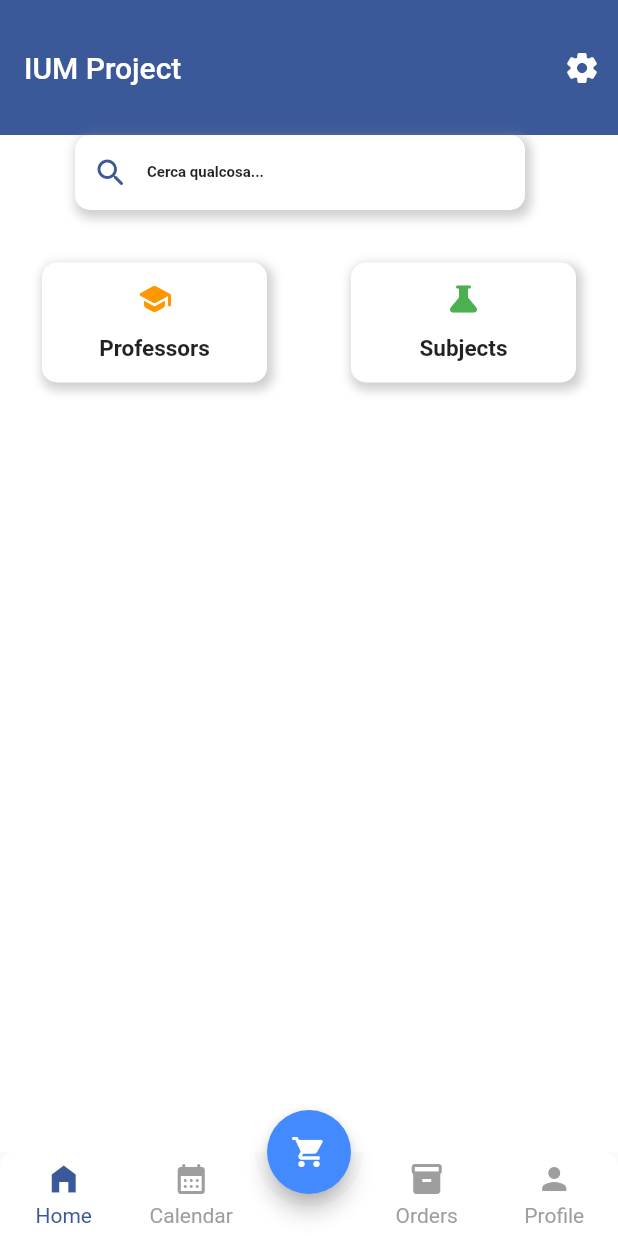
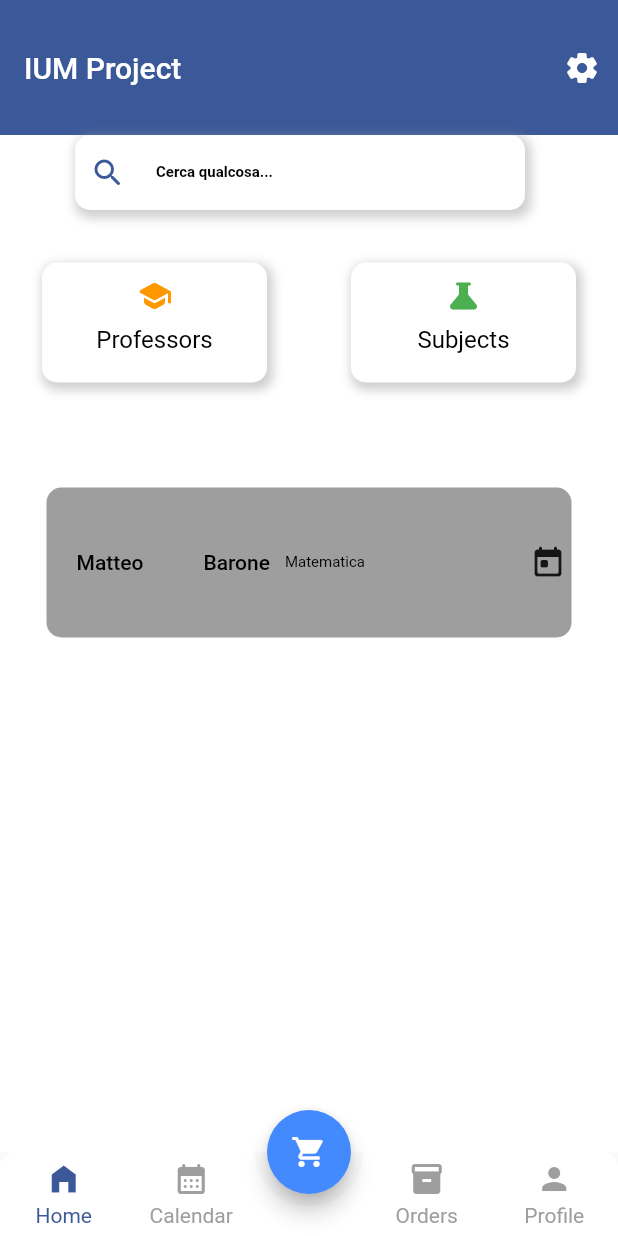
Before and after one commit to ollyexe/Booky, a Flutter app: the screen it shows after launch, on a phone screen of 412 x 824 dp. Run offline on Flutter 3.47's test engine with Material 2 defaults, Android fonts, the phone set to English and light mode, and no system bars; drawn by our look-alikes of animated_bottom_navigation_bar, auto_size_text.

Commit message:
Created some common widgets+rework HomePage in order to divide code in smaller sections+started doing Orders page

```diff
--- a/lib/NavigationBar/Homepage/HomePage.dart
+++ b/lib/NavigationBar/Homepage/HomePage.dart
@@ -1,5 +1,6 @@
 import 'package:flutter/material.dart';
 import 'package:progettoium/NavigationBar/Homepage/MyAppBar.dart';
+import 'package:progettoium/Utilities/CommonWidgets/List_of_Appointments.dart';
 import 'package:progettoium/NavigationBar/Homepage/Selection_Professor_Subject.dart';
 
 import '../../Utilities/Settings.dart';
@@ -20,7 +21,9 @@ class _HomePageState extends State<HomePage> {
         children: [
           header(context), //Custom Widget from MyAppBar.dart file
           const SizedBox(height: 35),
-          profSubjectButton(context) //Custom Widget from Selection_Professor_Subject.dart file
+          profSubjectButton(context), //Custom Widget from Selection_Professor_Subject.dart file
+          const SizedBox(height: 70),
+          listOfAppointments(context), //Custom Widget from List_Of_Appointments.dart, found in the Utilities/CommonWidgets
 
         ],
       )
--- a/lib/NavigationBar/Homepage/MyAppBar.dart
+++ b/lib/NavigationBar/Homepage/MyAppBar.dart
@@ -1,6 +1,21 @@
 import 'package:flutter/material.dart';
+import 'package:progettoium/Utilities/CommonWidgets/CommonStyles.dart';
 
 import '../../Utilities/Settings.dart';
+
+Row searchBar(){
+  return Row(
+    children: [
+      const SizedBox(width: 10),
+      const Icon(
+        Icons.search_rounded,
+        color: Color(0xFF3B5998),
+      ),
+      const SizedBox(width: 20),
+      myText('Cerca qualcosa...', 10, Colors.black, FontWeight.w600)
+    ],
+  );
+}
 
 Widget header(BuildContext context) {
   return Stack(
@@ -14,51 +29,24 @@ Widget header(BuildContext context) {
           IconButton(
             icon: const Icon(Icons.settings_rounded),
             onPressed: (){
-              Navigator.of(context).push
-                (MaterialPageRoute(builder: (BuildContext context) => const Settings()));
+              Navigator.of(context).push(MaterialPageRoute(builder: (BuildContext context) => const Settings()));
             },
           ),
         ],
       ),
       Padding(
         padding: const EdgeInsetsDirectional.fromSTEB(50, 90, 0, 0),
-        child: Container(
-          decoration: BoxDecoration(
-              borderRadius: BorderRadius.circular(10),
-              color: Colors.white,
-              boxShadow: [
-                BoxShadow(
-                  color: Colors.grey.withOpacity(0.5),
-                  spreadRadius: 2,
-                  blurRadius: 5,
-                  offset: const Offset(2,3),
-                )
-              ]
-          ),
-          height: 50,
-          width: 300,
-          child: Row(
-            children: [
-              IconButton(
-                icon: const Icon(
-                  Icons.search_rounded,
-                  color: Color(0xFF3B5998),
-                ),
-                onPressed: () {
-
-                },
-              ),
-              const Text(
-                'Cerca qualcosa...',
-                style: TextStyle(
-                    fontSize: 10,
-                    fontWeight: FontWeight.w600
-                ),
-              )
-            ],
-          ),
-        ),
+        child: GestureDetector(
+          onTap: () {
+            /*Ricerca sul DB */
+          },
+          child:  containerWithShadow(Colors.white, 50, 300, searchBar()),
+        )
       )
     ],
   );
 }
+
+/*
+
+ */
--- /dev/null
+++ b/lib/Utilities/CommonWidgets/List_of_Appointments.dart
@@ -0,0 +1,15 @@
+import 'package:flutter/material.dart';
+import 'package:progettoium/Utilities/CommonWidgets/SingleLecture.dart';
+
+Widget listOfAppointments(BuildContext context) {
+  return Expanded(
+    child: SingleChildScrollView(
+      scrollDirection: Axis.vertical,
+      child: Column(
+        children: [
+          singleLecture(context,"Matteo","Barone","Matematica"),//Add dinamic number of singleLecture
+        ],
+      ),
+    ),
+  );
+}
--- a/lib/main.dart
+++ b/lib/main.dart
@@ -2,9 +2,6 @@
 import 'package:auto_size_text/auto_size_text.dart';
 import 'package:flutter/material.dart';
 import 'package:animated_bottom_navigation_bar/animated_bottom_navigation_bar.dart';
-
-/* Utilities imports */
-import 'package:progettoium/Utilities/SingleLecture.dart';
 
 /* Navigation Bar imports */
 import 'NavigationBar/Calendar.dart';
@@ -73,8 +70,7 @@ class _RootState extends State<Root> {
         backgroundColor: Colors.blueAccent,
         child: const Icon(Icons.shopping_cart),
         onPressed: () {
-          Navigator.of(context).push
-            (MaterialPageRoute(builder: (BuildContext context) => const Cart()));
+          Navigator.of(context).push(MaterialPageRoute(builder: (BuildContext context) => const Cart()));
         },
       ),
       floatingActionButtonLocation: FloatingActionButtonLocation.centerDocked,
```
Also changed, not shown: lib/NavigationBar/Homepage/Selection_Professor_Subject.dart (+31 -46 lines), lib/NavigationBar/Orders.dart (+8 -1 lines), lib/Utilities/CommonWidgets/CommonStyles.dart (added, +34 -0 lines), lib/Utilities/CommonWidgets/SingleLecture.dart (added, +32 -0 lines), lib/Utilities/SingleLecture.dart (deleted, +0 -23 lines), 1 other file.
